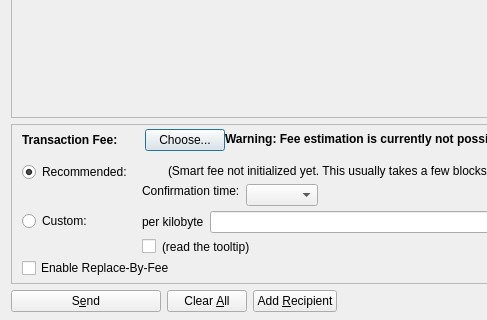
talentdeveloper/groestlcoin, file src/qt/forms/sendcoinsdialog.ui: the form before one commit; both pictures show x 0 to 487 and y 206 to 526 of the 850 by 526 pixel window.
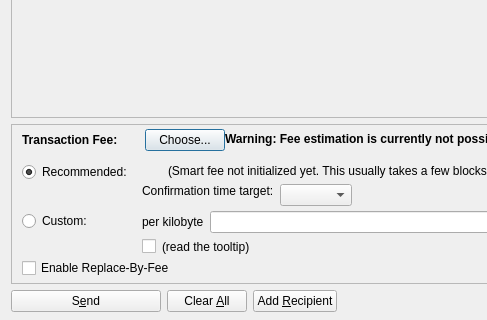
The form after the commit. Icons and pictures are not drawn. Custom widgets are drawn as their Qt base class.

Commit message: Fix 'Confirmation time target'

```diff
--- a/src/qt/forms/sendcoinsdialog.ui
+++ b/src/qt/forms/sendcoinsdialog.ui
@@ -1034,7 +1034,7 @@
                    <item>
                     <widget class="QLabel" name="labelSmartFee3">
                      <property name="text">
-                      <string>Confirmation time:</string>
+                      <string>Confirmation time target:</string>
                      </property>
                      <property name="margin">
                       <number>2</number>
```
